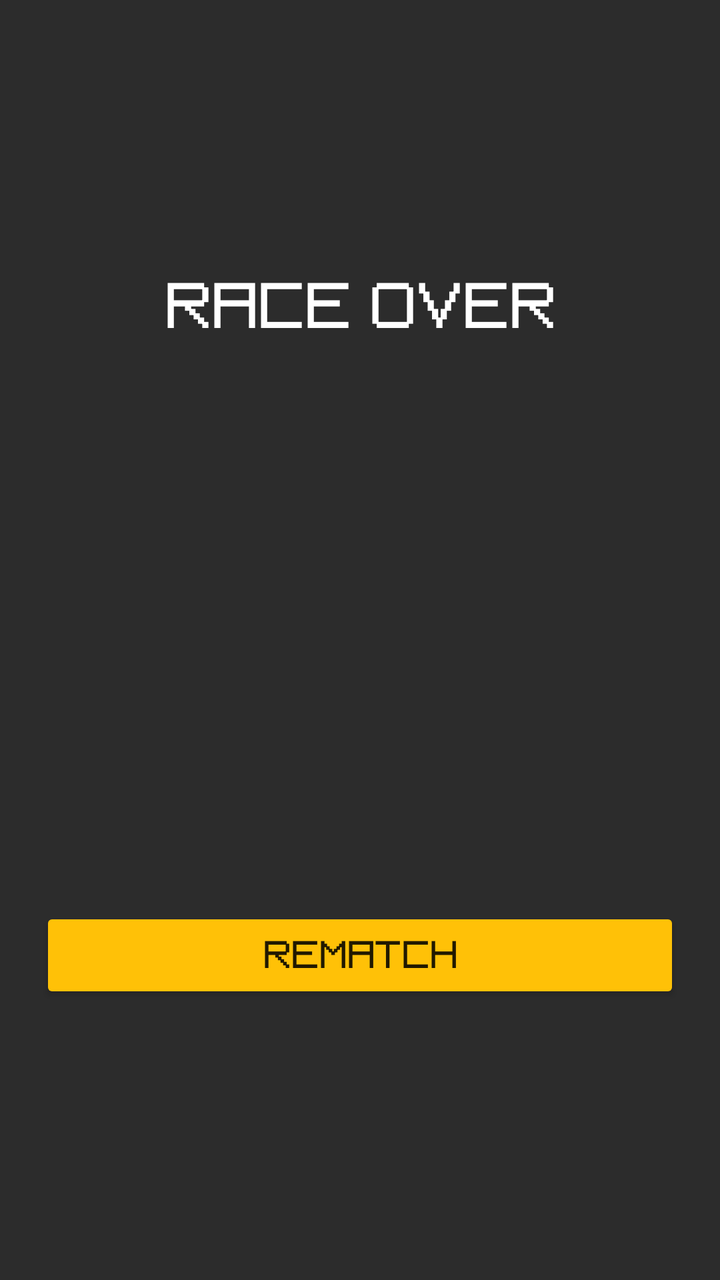
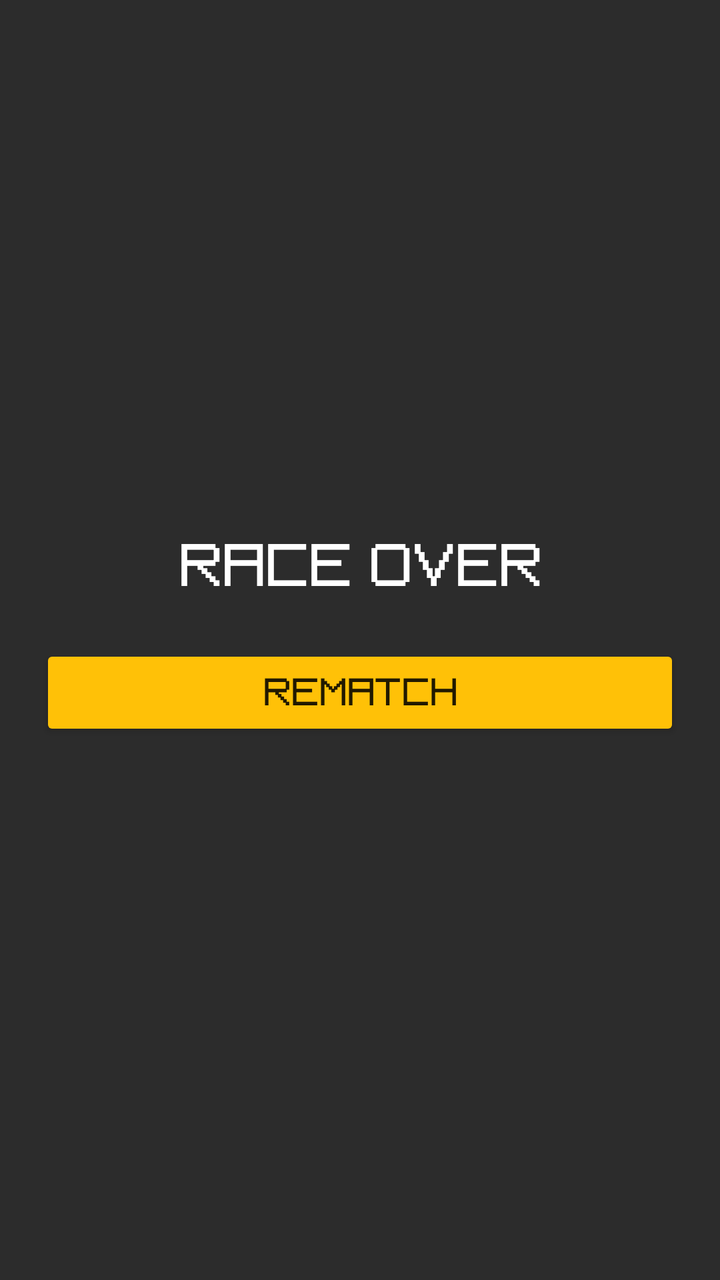

An Android layout rendered at two revisions. The XML below is the earlier revision; the diff shows what the commit changed to produce the second picture.
<!-- AndroidManifest.xml: application theme Theme.AnimalRace -->
<!-- res/layout/dialog_result.xml -->
<?xml version="1.0" encoding="utf-8"?>
<LinearLayout xmlns:android="http://schemas.android.com/apk/res/android"
    android:layout_width="380dp"
    android:layout_height="wrap_content"
    android:background="#2C2C2C"
    android:orientation="vertical"
    android:padding="20dp"
    android:gravity="center">

    <TextView
        android:id="@+id/txtResultMessage"
        android:layout_width="wrap_content"
        android:layout_height="wrap_content"
        android:text="RACE OVER"
        android:textSize="30sp"
        android:textColor="#FFFFFF"
        android:textStyle="bold"
        android:fontFamily="@font/pfstardust"
        android:layout_marginBottom="15dp" />

    <ScrollView
        android:layout_width="match_parent"
        android:layout_height="250dp"
        android:fadeScrollbars="false">

        <LinearLayout
            android:id="@+id/layoutResultsContainer"
            android:layout_width="match_parent"
            android:layout_height="wrap_content"
            android:orientation="horizontal"
            android:baselineAligned="false"
            android:weightSum="100">

            <LinearLayout
                android:id="@+id/layoutLeftColumn"
                android:layout_width="0dp"
                android:layout_height="wrap_content"
                android:layout_weight="50"
                android:orientation="vertical"
                android:paddingStart="140dp"
                android:gravity="end" />

            <LinearLayout
                android:id="@+id/layoutRightColumn"
                android:layout_width="0dp"
                android:layout_height="wrap_content"
                android:layout_weight="50"
                android:orientation="vertical"
                android:paddingStart="40dp"
                android:gravity="start" />
        </LinearLayout>
    </ScrollView>

    <Button
        android:id="@+id/btnRematch"
        android:layout_width="match_parent"
        android:layout_height="wrap_content"
        android:text="REMATCH"
        android:textSize="18sp"
        android:fontFamily="@font/pfstardust"
        android:textStyle="bold"
        android:layout_marginTop="20dp"
        android:backgroundTint="#FFC107" />

</LinearLayout>
<!-- resources referenced by this layout -->
<resources>
  <style name="Theme.AnimalRace" parent="Theme.MaterialComponents.DayNight.NoActionBar">
          <item name="android:windowFullscreen">true</item>
      </style>
</resources>

<!-- the commit's change to res/layout/dialog_result.xml (unified diff, before → after) -->
@@ -1,6 +1,6 @@
 <?xml version="1.0" encoding="utf-8"?>
-<LinearLayout xmlns:android="http://schemas.android.com/apk/res/android"
-    android:layout_width="380dp"
+    <LinearLayout xmlns:android="http://schemas.android.com/apk/res/android"
+    android:layout_width="match_parent"
     android:layout_height="wrap_content"
     android:background="#2C2C2C"
     android:orientation="vertical"
@@ -12,54 +12,50 @@
         android:layout_width="wrap_content"
         android:layout_height="wrap_content"
         android:text="RACE OVER"
-        android:textSize="30sp"
+        android:textSize="28sp"
         android:textColor="#FFFFFF"
         android:textStyle="bold"
         android:fontFamily="@font/pfstardust"
-        android:layout_marginBottom="15dp" />
+        android:includeFontPadding="false"
+        android:layout_marginTop="0dp"
+        android:layout_marginBottom="10dp" />
 
-    <ScrollView
-        android:layout_width="match_parent"
-        android:layout_height="250dp"
-        android:fadeScrollbars="false">
+    <LinearLayout
+        android:id="@+id/layoutResultsContainer"
+        android:layout_width="240dp"
+        android:layout_height="wrap_content"
+        android:layout_gravity="center_horizontal"
+        android:orientation="horizontal"
+        android:baselineAligned="false"
+        android:weightSum="100">
 
         <LinearLayout
-            android:id="@+id/layoutResultsContainer"
-            android:layout_width="match_parent"
+            android:id="@+id/layoutLeftColumn"
+            android:layout_width="0dp"
             android:layout_height="wrap_content"
-            android:orientation="horizontal"
-            android:baselineAligned="false"
-            android:weightSum="100">
+            android:layout_weight="50"
+            android:orientation="vertical"
+            android:gravity="center_horizontal" />
 
-            <LinearLayout
-                android:id="@+id/layoutLeftColumn"
-                android:layout_width="0dp"
-                android:layout_height="wrap_content"
-                android:layout_weight="50"
-                android:orientation="vertical"
-                android:paddingStart="140dp"
-                android:gravity="end" />
-
-            <LinearLayout
-                android:id="@+id/layoutRightColumn"
-                android:layout_width="0dp"
-                android:layout_height="wrap_content"
-                android:layout_weight="50"
-                android:orientation="vertical"
-                android:paddingStart="40dp"
-                android:gravity="start" />
-        </LinearLayout>
-    </ScrollView>
+        <LinearLayout
+            android:id="@+id/layoutRightColumn"
+            android:layout_width="0dp"
+            android:layout_height="wrap_content"
+            android:layout_weight="50"
+            android:orientation="vertical"
+            android:gravity="center_horizontal" />
+    </LinearLayout>
 
     <Button
         android:id="@+id/btnRematch"
         android:layout_width="match_parent"
-        android:layout_height="wrap_content"
+        android:layout_height="48dp"
         android:text="REMATCH"
         android:textSize="18sp"
         android:fontFamily="@font/pfstardust"
         android:textStyle="bold"
-        android:layout_marginTop="20dp"
+        android:layout_marginTop="15dp"
+        android:paddingVertical="8dp"
         android:backgroundTint="#FFC107" />
 
 </LinearLayout>
